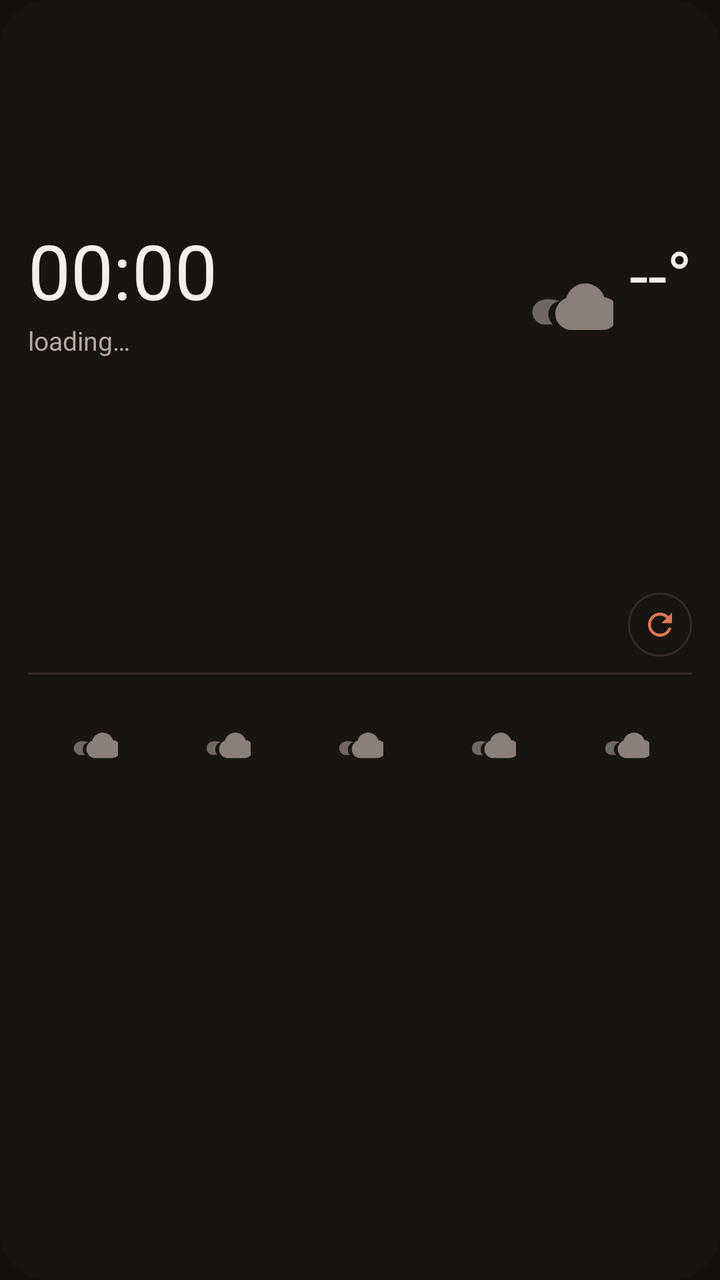
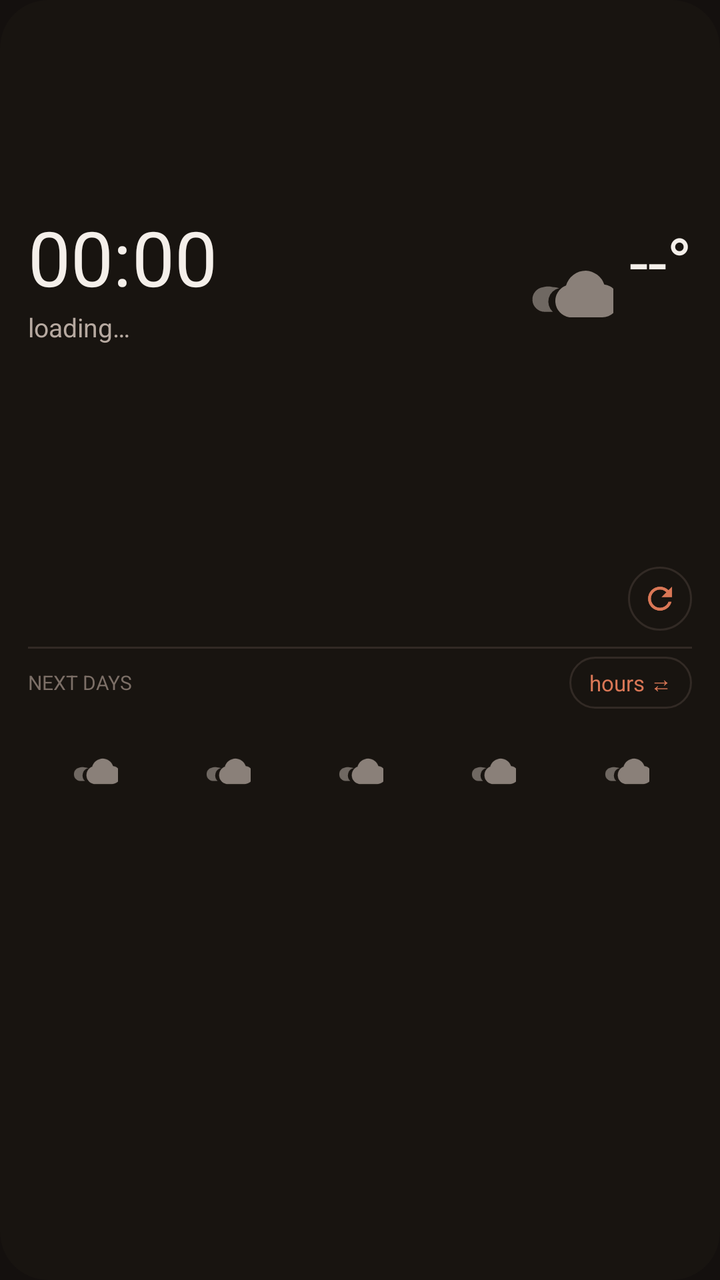

An Android layout rendered at two revisions. The XML below is the earlier revision; the diff shows what the commit changed to produce the second picture.
<!-- AndroidManifest.xml: application theme Theme.Steluta -->
<!-- res/layout/widget.xml -->
<?xml version="1.0" encoding="utf-8"?>
<LinearLayout xmlns:android="http://schemas.android.com/apk/res/android"
    android:id="@+id/widget_root"
    android:layout_width="match_parent"
    android:layout_height="match_parent"
    android:orientation="vertical"
    android:background="@drawable/widget_bg"
    android:padding="14dp">

    
    <LinearLayout
        android:layout_width="match_parent"
        android:layout_height="0dp"
        android:layout_weight="1"
        android:orientation="horizontal"
        android:gravity="center_vertical"
        android:baselineAligned="false">

        
        <LinearLayout
            android:layout_width="0dp"
            android:layout_height="wrap_content"
            android:layout_weight="1"
            android:orientation="vertical">

            <TextClock
                android:id="@+id/clock"
                android:layout_width="wrap_content"
                android:layout_height="wrap_content"
                android:format12Hour="HH:mm"
                android:format24Hour="HH:mm"
                android:textColor="@color/ink"
                android:textSize="38sp"
                android:includeFontPadding="false" />

            <TextView
                android:id="@+id/place"
                android:layout_width="wrap_content"
                android:layout_height="wrap_content"
                android:layout_marginTop="2dp"
                android:text="@string/loading"
                android:textColor="@color/ink_2"
                android:textSize="13sp"
                android:maxLines="1"
                android:ellipsize="end" />

            <TextView
                android:id="@+id/date"
                android:layout_width="wrap_content"
                android:layout_height="wrap_content"
                android:textColor="@color/ink_3"
                android:textSize="11sp" />
        </LinearLayout>

        
        <ImageView
            android:id="@+id/icon"
            android:layout_width="44dp"
            android:layout_height="44dp"
            android:layout_marginStart="6dp"
            android:layout_marginEnd="8dp"
            android:src="@drawable/ic_cloudy"
            android:contentDescription="@string/icon_cd" />

        
        <LinearLayout
            android:layout_width="wrap_content"
            android:layout_height="wrap_content"
            android:orientation="vertical"
            android:gravity="end">

            <TextView
                android:id="@+id/temp"
                android:layout_width="wrap_content"
                android:layout_height="wrap_content"
                android:text="--°"
                android:textColor="@color/ink"
                android:textSize="34sp"
                android:includeFontPadding="false" />

            <TextView
                android:id="@+id/desc"
                android:layout_width="wrap_content"
                android:layout_height="wrap_content"
                android:textColor="@color/ink_2"
                android:textSize="12sp"
                android:maxLines="1"
                android:ellipsize="end" />

            <TextView
                android:id="@+id/minmax"
                android:layout_width="wrap_content"
                android:layout_height="wrap_content"
                android:textColor="@color/ink_3"
                android:textSize="11sp" />
        </LinearLayout>
    </LinearLayout>

    
    <LinearLayout
        android:layout_width="match_parent"
        android:layout_height="wrap_content"
        android:layout_marginTop="2dp"
        android:layout_marginBottom="8dp"
        android:orientation="horizontal"
        android:gravity="center_vertical">

        <TextView
            android:id="@+id/quip"
            android:layout_width="0dp"
            android:layout_height="wrap_content"
            android:layout_weight="1"
            android:textColor="@color/accent"
            android:textSize="12sp"
            android:maxLines="2"
            android:ellipsize="end" />

        
        <ImageView
            android:id="@+id/refresh"
            android:layout_width="32dp"
            android:layout_height="32dp"
            android:layout_marginStart="8dp"
            android:padding="7dp"
            android:background="@drawable/widget_btn_bg"
            android:src="@drawable/ic_refresh"
            android:contentDescription="@string/refresh_cd" />
    </LinearLayout>

    
    <FrameLayout
        android:layout_width="match_parent"
        android:layout_height="1dp"
        android:background="@drawable/divider" />

    
    <LinearLayout
        android:layout_width="match_parent"
        android:layout_height="0dp"
        android:layout_weight="1"
        android:layout_marginTop="8dp"
        android:orientation="horizontal"
        android:baselineAligned="false">

        <LinearLayout
            android:layout_width="0dp"
            android:layout_height="match_parent"
            android:layout_weight="1"
            android:orientation="vertical"
            android:gravity="center_horizontal">
            <TextView android:id="@+id/day0_name" android:layout_width="wrap_content"
                android:layout_height="wrap_content" android:textColor="@color/ink_3"
                android:textSize="10sp" android:textAllCaps="true" />
            <ImageView android:id="@+id/day0_icon" android:layout_width="24dp"
                android:layout_height="24dp" android:layout_marginTop="2dp"
                android:layout_marginBottom="2dp" android:src="@drawable/ic_cloudy"
                android:contentDescription="@string/icon_cd" />
            <TextView android:id="@+id/day0_temps" android:layout_width="wrap_content"
                android:layout_height="wrap_content" android:textColor="@color/ink"
                android:textSize="11sp" />
        </LinearLayout>

        <LinearLayout
            android:layout_width="0dp"
            android:layout_height="match_parent"
            android:layout_weight="1"
            android:orientation="vertical"
            android:gravity="center_horizontal">
            <TextView android:id="@+id/day1_name" android:layout_width="wrap_content"
                android:layout_height="wrap_content" android:textColor="@color/ink_3"
                android:textSize="10sp" android:textAllCaps="true" />
            <ImageView android:id="@+id/day1_icon" android:layout_width="24dp"
                android:layout_height="24dp" android:layout_marginTop="2dp"
                android:layout_marginBottom="2dp" android:src="@drawable/ic_cloudy"
                android:contentDescription="@string/icon_cd" />
            <TextView android:id="@+id/day1_temps" android:layout_width="wrap_content"
                android:layout_height="wrap_content" android:textColor="@color/ink"
                android:textSize="11sp" />
        </LinearLayout>

        <LinearLayout
            android:layout_width="0dp"
            android:layout_height="match_parent"
            android:layout_weight="1"
            android:orientation="vertical"
            android:gravity="center_horizontal">
            <TextView android:id="@+id/day2_name" android:layout_width="wrap_content"
                android:layout_height="wrap_content" android:textColor="@color/ink_3"
                android:textSize="10sp" android:textAllCaps="true" />
            <ImageView android:id="@+id/day2_icon" android:layout_width="24dp"
                android:layout_height="24dp" android:layout_marginTop="2dp"
                android:layout_marginBottom="2dp" android:src="@drawable/ic_cloudy"
                android:contentDescription="@string/icon_cd" />
            <TextView android:id="@+id/day2_temps" android:layout_width="wrap_content"
                android:layout_height="wrap_content" android:textColor="@color/ink"
                android:textSize="11sp" />
        </LinearLayout>

        <LinearLayout
            android:layout_width="0dp"
            android:layout_height="match_parent"
            android:layout_weight="1"
            android:orientation="vertical"
            android:gravity="center_horizontal">
            <TextView android:id="@+id/day3_name" android:layout_width="wrap_content"
                android:layout_height="wrap_content" android:textColor="@color/ink_3"
                android:textSize="10sp" android:textAllCaps="true" />
            <ImageView android:id="@+id/day3_icon" android:layout_width="24dp"
                android:layout_height="24dp" android:layout_marginTop="2dp"
                android:layout_marginBottom="2dp" android:src="@drawable/ic_cloudy"
                android:contentDescription="@string/icon_cd" />
            <TextView android:id="@+id/day3_temps" android:layout_width="wrap_content"
                android:layout_height="wrap_content" android:textColor="@color/ink"
                android:textSize="11sp" />
        </LinearLayout>

        <LinearLayout
            android:layout_width="0dp"
            android:layout_height="match_parent"
            android:layout_weight="1"
            android:orientation="vertical"
            android:gravity="center_horizontal">
            <TextView android:id="@+id/day4_name" android:layout_width="wrap_content"
                android:layout_height="wrap_content" android:textColor="@color/ink_3"
                android:textSize="10sp" android:textAllCaps="true" />
            <ImageView android:id="@+id/day4_icon" android:layout_width="24dp"
                android:layout_height="24dp" android:layout_marginTop="2dp"
                android:layout_marginBottom="2dp" android:src="@drawable/ic_cloudy"
                android:contentDescription="@string/icon_cd" />
            <TextView android:id="@+id/day4_temps" android:layout_width="wrap_content"
                android:layout_height="wrap_content" android:textColor="@color/ink"
                android:textSize="11sp" />
        </LinearLayout>
    </LinearLayout>
</LinearLayout>
<!-- resources referenced by this layout -->
<resources>
  <color name="accent">#DA7756</color>
  <color name="ink">#F4EFEA</color>
  <color name="ink_2">#B6A9A0</color>
  <color name="ink_3">#7C6F67</color>
  <!-- drawable divider (drawable) -->
  <?xml version="1.0" encoding="utf-8"?>
  <shape xmlns:android="http://schemas.android.com/apk/res/android"
      android:shape="rectangle">
      <solid android:color="@color/line" />
  </shape>
  <!-- drawable ic_cloudy (drawable) -->
  <?xml version="1.0" encoding="utf-8"?>
  <vector xmlns:android="http://schemas.android.com/apk/res/android"
      android:width="24dp"
      android:height="24dp"
      android:viewportWidth="64"
      android:viewportHeight="64">
      <path
          android:pathData="M44,14a15,15 0 0,0 -14.4,10.9A12,12 0 0,0 32,48h24a12,12 0 0,0 1.4,-23.9A15,15 0 0,0 44,14z"
          android:fillColor="@color/cloud" />
      <path
          android:pathData="M20,26a13,13 0 0,1 4.6,0.8A10,10 0 0,0 20,44H14a9,9 0 0,1 -1.2,-17.9A13,13 0 0,1 20,26z"
          android:fillColor="@color/cloud_dark" />
  </vector>
  <!-- drawable ic_refresh (drawable) -->
  <?xml version="1.0" encoding="utf-8"?>
  <vector xmlns:android="http://schemas.android.com/apk/res/android"
      android:width="24dp"
      android:height="24dp"
      android:viewportWidth="24"
      android:viewportHeight="24">
      <path
          android:fillColor="@color/accent"
          android:pathData="M17.65,6.35C16.2,4.9 14.21,4 12,4c-4.42,0 -7.99,3.58 -7.99,8s3.57,8 7.99,8c3.73,0 6.84,-2.55 7.73,-6h-2.08c-0.82,2.33 -3.04,4 -5.65,4 -3.31,0 -6,-2.69 -6,-6s2.69,-6 6,-6c1.66,0 3.14,0.69 4.22,1.78L13,11h7V4l-2.35,2.35z" />
  </vector>
  <!-- drawable widget_bg (drawable) -->
  <?xml version="1.0" encoding="utf-8"?>
  <shape xmlns:android="http://schemas.android.com/apk/res/android"
      android:shape="rectangle">
      <solid android:color="@color/bg_widget" />
      <corners android:radius="24dp" />
  </shape>
  <!-- drawable widget_btn_bg (drawable) -->
  <?xml version="1.0" encoding="utf-8"?>
  <selector xmlns:android="http://schemas.android.com/apk/res/android">
      <item android:state_pressed="true">
          <shape android:shape="oval">
              <solid android:color="@color/card" />
              <stroke android:width="1dp" android:color="@color/accent" />
          </shape>
      </item>
      <item>
          <shape android:shape="oval">
              <solid android:color="@android:color/transparent" />
              <stroke android:width="1dp" android:color="@color/line" />
          </shape>
      </item>
  </selector>
  <string name="icon_cd">Weather conditions</string>
  <string name="loading">loading…</string>
  <string name="refresh_cd">Refresh weather, location and message</string>
  <style name="Theme.Steluta" parent="@android:style/Theme.DeviceDefault.NoActionBar">
          <item name="android:windowBackground">@color/bg</item>
          <item name="android:statusBarColor">@color/bg</item>
          <item name="android:navigationBarColor">@color/bg</item>
          <item name="android:textColorPrimary">@color/ink</item>
      </style>
  <color name="line">#322A25</color>
  <color name="cloud">#8A8079</color>
  <color name="cloud_dark">#6F6862</color>
  <color name="bg_widget">#E6191411</color>
  <color name="card">#221C18</color>
  <color name="bg">#14100E</color>
</resources>

<!-- the commit's change to res/layout/widget.xml (unified diff, before → after) -->
@@ -136,9 +136,43 @@
     
     <LinearLayout
         android:layout_width="match_parent"
+        android:layout_height="wrap_content"
+        android:layout_marginTop="4dp"
+        android:orientation="horizontal"
+        android:gravity="center_vertical">
+
+        <TextView
+            android:id="@+id/bottom_title"
+            android:layout_width="0dp"
+            android:layout_height="wrap_content"
+            android:layout_weight="1"
+            android:text="@string/next_days"
+            android:textColor="@color/ink_3"
+            android:textSize="10sp"
+            android:textAllCaps="true"
+            android:maxLines="1"
+            android:ellipsize="end" />
+
+        <TextView
+            android:id="@+id/mode_toggle"
+            android:layout_width="wrap_content"
+            android:layout_height="wrap_content"
+            android:minHeight="26dp"
+            android:gravity="center"
+            android:paddingStart="10dp"
+            android:paddingEnd="10dp"
+            android:background="@drawable/widget_chip_bg"
+            android:text="@string/show_hours"
+            android:textColor="@color/accent"
+            android:textSize="11sp" />
+    </LinearLayout>
+
+    
+    <LinearLayout
+        android:layout_width="match_parent"
         android:layout_height="0dp"
         android:layout_weight="1"
-        android:layout_marginTop="8dp"
+        android:layout_marginTop="4dp"
         android:orientation="horizontal"
         android:baselineAligned="false">
 
<!-- resource entries referenced after the edit -->
@@ -60,7 +60,9 @@
   </selector>
   <string name="icon_cd">Weather conditions</string>
   <string name="loading">loading…</string>
+  <string name="next_days">Next days</string>
   <string name="refresh_cd">Refresh weather, location and message</string>
+  <string name="show_hours">hours ⇄</string>
   <style name="Theme.Steluta" parent="@android:style/Theme.DeviceDefault.NoActionBar">
           <item name="android:windowBackground">@color/bg</item>
           <item name="android:statusBarColor">@color/bg</item>
